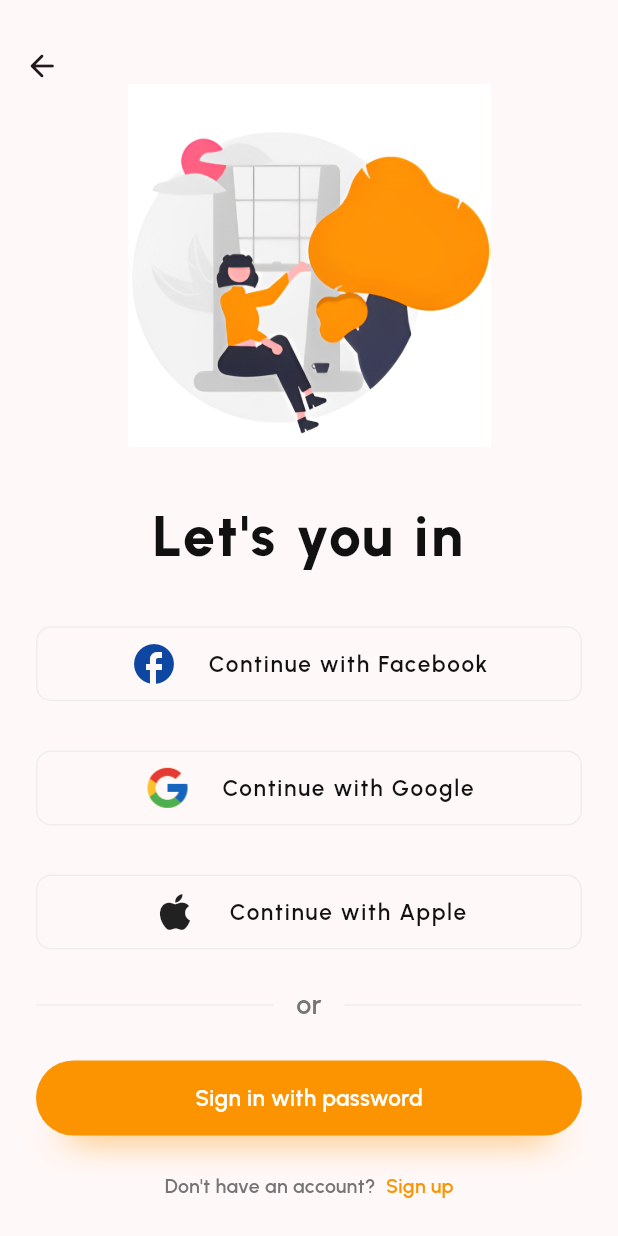
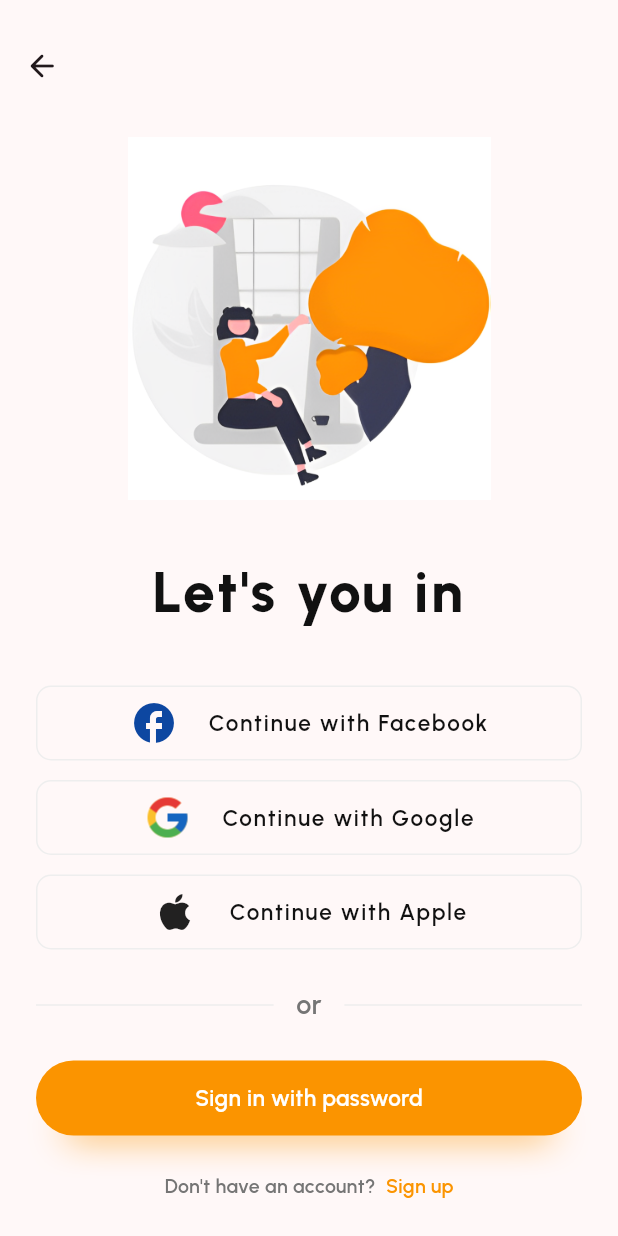
Before and after one commit to Gaurav-Kushwaha-1225/Casca, a Flutter app: the screen it shows after launch, on a phone screen of 412 x 824 dp. Run offline on Flutter 3.47's test engine with Material 3 defaults, Android fonts, the phone set to English and light mode, and no system bars; our stand-ins replace google_fonts.

Commit message:
Login Page 1 Frontend Created

```diff
--- a/lib/main.dart
+++ b/lib/main.dart
@@ -1,4 +1,4 @@
-import 'package:casca/screens/home_page.dart';
+import 'package:casca/screens/login_page/home_page.dart';
 import 'package:flutter/material.dart';
 
 void main() {
--- a/lib/screens/home_page.dart
+++ b/lib/screens/login_page/home_page.dart
@@ -1,3 +1,4 @@
+import 'package:casca/screens/login_page/local_widgets/login_with_widget.dart';
 import 'package:casca/utils/consts.dart';
 import 'package:casca/widgets/app_bar.dart';
 import 'package:flutter/material.dart';
@@ -20,6 +21,10 @@ class _MyHomePageState extends State<MyHomePage> {
         mainAxisAlignment: MainAxisAlignment.start,
         crossAxisAlignment: CrossAxisAlignment.center,
         children: [
+          const Expanded(
+              child: SizedBox(
+            height: 10,
+          )),
           Align(
             alignment: Alignment.center,
             child: Image.asset(
@@ -28,7 +33,9 @@ class _MyHomePageState extends State<MyHomePage> {
               width: (MediaQuery.of(context).size.width - 170),
             ),
           ),
-          const Expanded(child: SizedBox(height: 10),),
+          const Expanded(
+            child: SizedBox(height: 10),
+          ),
           Text(
             "Let's you in",
             textAlign: TextAlign.center,
@@ -45,115 +52,39 @@ class _MyHomePageState extends State<MyHomePage> {
               height: 13,
             ),
           ),
-          Container(
-            height: 50,
-            margin: const EdgeInsets.only(left: 24, right: 24),
-            decoration: BoxDecoration(
-                borderRadius: BorderRadius.circular(10),
-                border: Border.all(
-                    color: const Color.fromARGB(255, 238, 238, 238))),
-            child: Row(
-              mainAxisAlignment: MainAxisAlignment.center,
-              crossAxisAlignment: CrossAxisAlignment.center,
-              children: [
-                Icon(
+          LoginWithWidget(
+              icon: Icon(
                 Icons.facebook_rounded,
                 color: Colors.blue.shade900,
                 size: 32,
               ),
+              text: "Continue with Facebook"),
           const SizedBox(
-                  width: 20,
-                ),
-                Text(
-                  "Continue with Facebook",
-                  style: GoogleFonts.urbanist(
-                      fontSize: 15,
-                      fontWeight: FontWeight.w600,
-                      color: Constants.lightTextColor,
-                      letterSpacing: 1.2,
-                      fontStyle: FontStyle.normal),
-                )
-              ],
-            ),
-          ),
-          const Expanded(
-            child: SizedBox(
             height: 13,
           ),
-          ),
-          Container(
-            height: 50,
-            margin: const EdgeInsets.only(left: 24, right: 24),
-            decoration: BoxDecoration(
-                borderRadius: BorderRadius.circular(10),
-                border: Border.all(
-                    color: const Color.fromARGB(255, 238, 238, 238))),
-            child: Row(
-              mainAxisAlignment: MainAxisAlignment.center,
-              crossAxisAlignment: CrossAxisAlignment.center,
-              children: [
-                Image.asset(
+          LoginWithWidget(
+              icon: Image.asset(
                 "assets/images/google_icon.png",
                 fit: BoxFit.contain,
                 width: 32,
                 height: 32,
               ),
+              text: "Continue with Google"),
           const SizedBox(
-                  width: 20,
-                ),
-                Text(
-                  "Continue with Google",
-                  style: GoogleFonts.urbanist(
-                      fontSize: 15,
-                      fontWeight: FontWeight.w600,
-                      color: Constants.lightTextColor,
-                      letterSpacing: 1.2,
-                      fontStyle: FontStyle.normal),
-                )
-              ],
-            ),
-          ),
-          const Expanded(
-            child: SizedBox(
             height: 13,
           ),
-          ),
-          Container(
-            height: 50,
-            margin: const EdgeInsets.only(left: 24, right: 24),
-            decoration: BoxDecoration(
-                borderRadius: BorderRadius.circular(10),
-                border: Border.all(
-                    color: const Color.fromARGB(255, 238, 238, 238))),
-            child: Row(
-              mainAxisAlignment: MainAxisAlignment.center,
-              crossAxisAlignment: CrossAxisAlignment.center,
-              children: [
-                const Icon(
+          const LoginWithWidget(
+              icon: Icon(
                 Icons.apple_rounded,
                 size: 32,
               ),
-                const SizedBox(
-                  width: 20,
-                ),
-                Text(
-                  "Continue with Apple",
-                  style: GoogleFonts.urbanist(
-                      fontSize: 15,
-                      fontWeight: FontWeight.w600,
-                      color: Constants.lightTextColor,
-                      letterSpacing: 1.2,
-                      fontStyle: FontStyle.normal),
-                )
-              ],
-            ),
-          ),
+              text: "Continue with Apple"),
           Container(
             margin: const EdgeInsets.only(left: 24, right: 24, top: 24),
             child: Row(children: [
-              const Expanded(
+              Expanded(
                   child: Divider(
-                color: Color.fromARGB(255, 238, 238, 238),
+                color: Constants.lightBorderColor,
               )),
               Padding(
                   padding: const EdgeInsets.only(left: 15, right: 15),
@@ -165,9 +96,9 @@ class _MyHomePageState extends State<MyHomePage> {
                         color: Colors.grey.shade600,
                         fontStyle: FontStyle.normal),
                   )),
-              const Expanded(
+              Expanded(
                   child: Divider(
-                color: Color.fromARGB(255, 238, 238, 238),
+                color: Constants.lightBorderColor,
               )),
             ]),
           ),
@@ -197,7 +128,8 @@ class _MyHomePageState extends State<MyHomePage> {
                 )),
           ),
           Container(
-            margin: const EdgeInsets.only(left: 24, right: 24, top: 24, bottom: 24),
+            margin:
+                const EdgeInsets.only(left: 24, right: 24, top: 24, bottom: 24),
             child: Row(
               mainAxisAlignment: MainAxisAlignment.center,
               crossAxisAlignment: CrossAxisAlignment.center,
--- /dev/null
+++ b/lib/screens/login_page/local_widgets/login_with_widget.dart
@@ -0,0 +1,44 @@
+import 'package:casca/utils/consts.dart';
+import 'package:flutter/material.dart';
+import 'package:google_fonts/google_fonts.dart';
+
+class LoginWithWidget extends StatefulWidget {
+  final Widget icon;
+  final String text;
+  const LoginWithWidget({super.key, required this.icon, required this.text});
+
+  @override
+  State<LoginWithWidget> createState() => _LoginWithWidgetState();
+}
+
+class _LoginWithWidgetState extends State<LoginWithWidget> {
+  @override
+  Widget build(BuildContext context) {
+    return Container(
+      height: 50,
+      margin: const EdgeInsets.only(left: 24, right: 24),
+      decoration: BoxDecoration(
+          borderRadius: BorderRadius.circular(10),
+          border: Border.all(color: Constants.lightBorderColor)),
+      child: Row(
+        mainAxisAlignment: MainAxisAlignment.center,
+        crossAxisAlignment: CrossAxisAlignment.center,
+        children: [
+          widget.icon,
+          const SizedBox(
+            width: 20,
+          ),
+          Text(
+            widget.text,
+            style: GoogleFonts.urbanist(
+                fontSize: 15,
+                fontWeight: FontWeight.w600,
+                color: Constants.lightTextColor,
+                letterSpacing: 1.2,
+                fontStyle: FontStyle.normal),
+          )
+        ],
+      ),
+    );
+  }
+}
--- a/lib/utils/consts.dart
+++ b/lib/utils/consts.dart
@@ -4,7 +4,10 @@ class Constants {
   static Color lightPrimary = const Color.fromARGB(255, 255, 255, 255);
   static Color lightSecondary = const Color.fromARGB(255, 251, 148, 0);
   static Color lightTextColor = const Color.fromARGB(255, 17, 17, 17);
+  static Color lightBorderColor = const Color.fromARGB(255, 238, 238, 238);
   static Color darkPrimary = const Color.fromARGB(255, 24, 26, 32);
   static Color darkSecondary = const Color.fromARGB(255, 251, 148, 0);
   static Color darkTextColor = const Color.fromARGB(255, 17, 17, 17);
+  // TODO:
+  static Color darkBorderColor = const Color.fromARGB(255, 0, 0, 0);
 }
```
Lines whose indentation alone changed are shown as unchanged.
